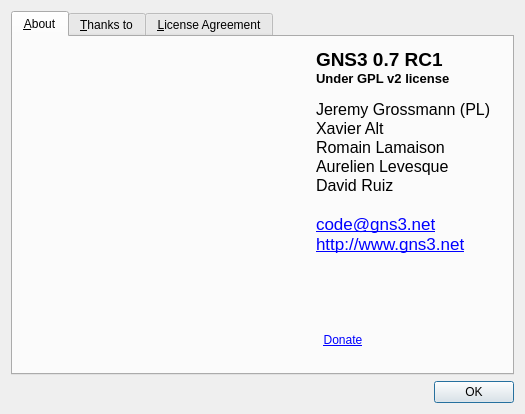
The window that src/GNS3/Ui/Form_About.ui (GNS3/gns3-legacy) describes before a commit, drawn with Qt 5.
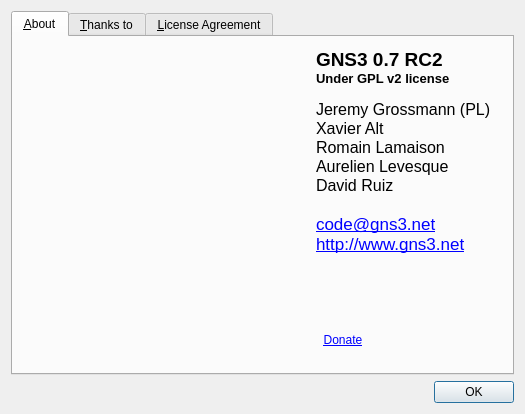
The same window after the commit. Icons and pictures are not drawn.

What changed in the file:
```diff
--- a/src/GNS3/Ui/Form_About.ui
+++ b/src/GNS3/Ui/Form_About.ui
@@ -84,7 +84,7 @@
 &lt;html&gt;&lt;head&gt;&lt;meta name=&quot;qrichtext&quot; content=&quot;1&quot; /&gt;&lt;style type=&quot;text/css&quot;&gt;
 p, li { white-space: pre-wrap; }
 &lt;/style&gt;&lt;/head&gt;&lt;body style=&quot; font-family:'Lucida Grande'; font-size:13pt; font-weight:400; font-style:normal;&quot;&gt;
-&lt;p style=&quot; margin-top:0px; margin-bottom:0px; margin-left:0px; margin-right:0px; -qt-block-indent:0; text-indent:0px;&quot;&gt;&lt;span style=&quot; font-family:'Sans Serif'; font-size:14pt; font-weight:600;&quot;&gt;GNS3 0.7 RC1&lt;/span&gt;&lt;/p&gt;
+&lt;p style=&quot; margin-top:0px; margin-bottom:0px; margin-left:0px; margin-right:0px; -qt-block-indent:0; text-indent:0px;&quot;&gt;&lt;span style=&quot; font-family:'Sans Serif'; font-size:14pt; font-weight:600;&quot;&gt;GNS3 0.7 RC2&lt;/span&gt;&lt;/p&gt;
 &lt;p style=&quot; margin-top:0px; margin-bottom:0px; margin-left:0px; margin-right:0px; -qt-block-indent:0; text-indent:0px;&quot;&gt;&lt;span style=&quot; font-family:'Sans Serif'; font-size:10pt; font-weight:600;&quot;&gt;Under GPL v2 license&lt;/span&gt;&lt;/p&gt;
 &lt;p style=&quot;-qt-paragraph-type:empty; margin-top:0px; margin-bottom:0px; margin-left:0px; margin-right:0px; -qt-block-indent:0; text-indent:0px; font-family:'Sans Serif'; font-size:9pt; font-weight:600;&quot;&gt;&lt;/p&gt;
 &lt;p style=&quot; margin-top:0px; margin-bottom:0px; margin-left:0px; margin-right:0px; -qt-block-indent:0; text-indent:0px;&quot;&gt;&lt;span style=&quot; font-family:'Sans Serif'; font-size:12pt;&quot;&gt;Jeremy Grossmann (PL)&lt;/span&gt;&lt;/p&gt;
```
